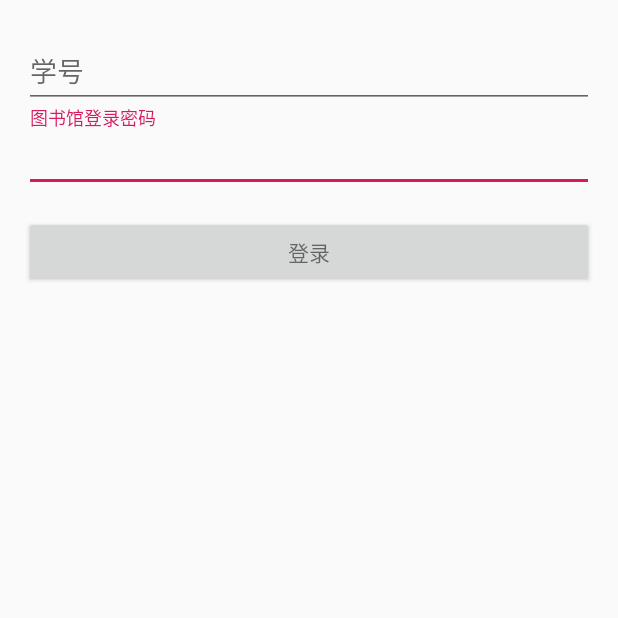
After one commit to Produce404/WHUCampus, an Android app: the LibraryLoginActivity screen opened directly, with no data from a screen before it, on a phone screen of 412 x 824 dp, the top half of it. The commit adds this screen. Run offline under Robolectric (Android 15) with nearby library versions, the phone set to English and light mode, and no system bars.

Commit message:
图书馆登录加入

```diff
--- a/app/src/main/AndroidManifest.xml
+++ b/app/src/main/AndroidManifest.xml
@@ -32,6 +32,7 @@
 
                 <category android:name="android.intent.category.LAUNCHER" />
             </intent-filter>
+
         </activity>
         <activity android:name=".activity.CourseActivity" />
         <activity
@@ -40,6 +41,9 @@
             android:theme="@style/Theme.AppCompat.Light.Dialog" />
         <activity android:name=".activity.LostActivity" />
         <activity android:name=".activity.LibraryActivity"></activity>
+        <activity android:name=".activity.LibraryLoginActivity">
+
+        </activity>
     </application>
 
 </manifest>
--- a/app/src/main/java/com/example/hp/mycampus/activity/LibraryActivity.java
+++ b/app/src/main/java/com/example/hp/mycampus/activity/LibraryActivity.java
@@ -4,9 +4,11 @@ import androidx.appcompat.app.AppCompatActivity;
 import androidx.recyclerview.widget.LinearLayoutManager;
 import androidx.recyclerview.widget.RecyclerView;
 
+import android.content.Intent;
 import android.content.pm.SharedLibraryInfo;
 import android.os.Bundle;
 import android.os.StrictMode;
+import android.widget.Toast;
 
 import com.example.hp.mycampus.R;
 import com.example.hp.mycampus.adapter.LibraryAdapter;
@@ -18,18 +20,13 @@ import java.util.List;
 
 public class LibraryActivity extends AppCompatActivity {
 
-    private List<Book> bookList = new ArrayList<>();
+    private ArrayList<Book> bookList = new ArrayList<>();
     @Override
     protected void onCreate(Bundle savedInstanceState) {
         super.onCreate(savedInstanceState);
         setContentView(R.layout.activity_library);
 
-        StrictMode.ThreadPolicy policy = new StrictMode.ThreadPolicy.Builder().permitAll().build();
-        StrictMode.setThreadPolicy(policy);
-
-        LibraryInfo.Login("2016302580332", "260050");
         bookList = LibraryInfo.getHistoryList();
-        //init();
 
         RecyclerView recyclerView = (RecyclerView) findViewById(R.id.recycler_view);
         LinearLayoutManager layoutManager = new LinearLayoutManager(this);
@@ -37,10 +34,4 @@ public class LibraryActivity extends AppCompatActivity {
         LibraryAdapter adapter = new LibraryAdapter(bookList);
         recyclerView.setAdapter(adapter);
     }
-    private void init(){
-        Book a = new Book("Math");
-        bookList.add(a);
-        Book b = new Book("Chinese");
-        bookList.add(b);
-    }
 }
--- /dev/null
+++ b/app/src/main/java/com/example/hp/mycampus/activity/LibraryLoginActivity.java
@@ -0,0 +1,78 @@
+package com.example.hp.mycampus.activity;
+
+import android.content.Context;
+import android.content.Intent;
+import android.os.Bundle;
+import android.os.StrictMode;
+import android.view.KeyEvent;
+import android.view.View;
+import android.view.View.OnClickListener;
+import android.view.inputmethod.EditorInfo;
+import android.view.inputmethod.InputMethodManager;
+import android.widget.AutoCompleteTextView;
+import android.widget.Button;
+import android.widget.EditText;
+import android.widget.TextView;
+import android.widget.Toast;
+
+import com.example.hp.mycampus.R;
+import com.example.hp.mycampus.model.Book;
+import com.example.hp.mycampus.util.LibraryInfo;
+
+import java.util.ArrayList;
+import java.util.List;
+
+import androidx.appcompat.app.AppCompatActivity;
+
+/**
+ * A login screen that offers login via email/password.
+ */
+public class LibraryLoginActivity extends AppCompatActivity {
+
+
+
+    // UI references.
+    private EditText studentNum;
+    private EditText password;
+
+    private ArrayList<Book> bookList = new ArrayList<>();
+
+    @Override
+    protected void onCreate(Bundle savedInstanceState) {
+        super.onCreate(savedInstanceState);
+        setContentView(R.layout.activity_library_login);
+
+        studentNum = (EditText)findViewById(R.id.studnetNum);
+        password = (EditText) findViewById(R.id.password);
+
+        studentNum.setText(LoginActivity.username);
+
+        password.setFocusable(true);
+        password.setFocusableInTouchMode(true);
+        password.requestFocus();
+
+        Button mEmailSignInButton = (Button) findViewById(R.id.library_sign_in_button);
+        mEmailSignInButton.setOnClickListener(new OnClickListener() {
+            @Override
+            public void onClick(View view) {
+                Toast.makeText(LibraryLoginActivity.this,"玩命儿加载中~~~",Toast.LENGTH_LONG).show();
+
+                String stn = studentNum.getText().toString().trim();
+                String psd = password.getText().toString().trim();
+
+                StrictMode.ThreadPolicy policy = new StrictMode.ThreadPolicy.Builder().permitAll().build();
+                StrictMode.setThreadPolicy(policy);
+
+                LibraryInfo.Login(stn,psd);
+                bookList=LibraryInfo.getHistoryList();
+
+                if (bookList.isEmpty()){
+                    Toast.makeText(LibraryLoginActivity.this,"密码输入错误",Toast.LENGTH_SHORT).show();
+                }else {
+                    Intent intent = new Intent(LibraryLoginActivity.this, LibraryActivity.class);
+                    startActivity(intent);
+                }
+            }
+        });
+    }
+}
--- a/app/src/main/java/com/example/hp/mycampus/activity/LoginActivity.java
+++ b/app/src/main/java/com/example/hp/mycampus/activity/LoginActivity.java
@@ -19,7 +19,7 @@ import com.example.hp.mycampus.R;
 import com.example.hp.mycampus.util.InfoUtil;
 
 public class LoginActivity extends Activity {
-    private String username;
+    public static String username;
     private String password;
     private String code;
     private EditText ed_username;
--- a/app/src/main/java/com/example/hp/mycampus/activity/MainActivity.java
+++ b/app/src/main/java/com/example/hp/mycampus/activity/MainActivity.java
@@ -115,11 +115,11 @@ public class MainActivity extends AppCompatActivity {
 
         //设置图书馆历史借阅信息查询按钮的监听
         select_library=(CardView)findViewById(R.id.library);
-        select_card.setOnClickListener(new View.OnClickListener() {
+        select_library.setOnClickListener(new View.OnClickListener() {
             @Override
             public void onClick(View v) {
                 //跳转
-                Intent intent = new Intent(MainActivity.this, LibraryActivity.class);
+                Intent intent = new Intent(MainActivity.this, LibraryLoginActivity.class);
                 startActivity(intent);
             }
         });
--- a/app/src/main/java/com/example/hp/mycampus/adapter/LibraryAdapter.java
+++ b/app/src/main/java/com/example/hp/mycampus/adapter/LibraryAdapter.java
@@ -8,6 +8,7 @@ import android.widget.TextView;
 import com.example.hp.mycampus.R;
 import com.example.hp.mycampus.model.Book;
 
+import java.util.ArrayList;
 import java.util.List;
 
 import androidx.recyclerview.widget.RecyclerView;
@@ -37,7 +38,7 @@ public class LibraryAdapter extends RecyclerView.Adapter<LibraryAdapter.ViewHold
         }
     }
 
-    public LibraryAdapter(List<Book> bookList){
+    public LibraryAdapter(ArrayList<Book> bookList){
         mbook = bookList;
     }
 
--- /dev/null
+++ b/app/src/main/res/layout/activity_library_login.xml
@@ -0,0 +1,68 @@
+<?xml version="1.0" encoding="utf-8"?>
+<LinearLayout xmlns:android="http://schemas.android.com/apk/res/android"
+    xmlns:tools="http://schemas.android.com/tools"
+    android:layout_width="match_parent"
+    android:layout_height="match_parent"
+    android:gravity="center_horizontal"
+    android:orientation="vertical"
+    android:paddingLeft="16dp"
+    android:paddingTop="16dp"
+    android:paddingRight="16dp"
+    android:paddingBottom="16dp">
+
+    <ScrollView
+        android:id="@+id/login_form"
+        android:layout_width="match_parent"
+        android:layout_height="match_parent">
+
+        <LinearLayout
+            android:id="@+id/library_login_form"
+            android:layout_width="match_parent"
+            android:layout_height="wrap_content"
+            android:orientation="vertical">
+
+            <com.google.android.material.textfield.TextInputLayout
+                android:layout_width="match_parent"
+                android:layout_height="wrap_content">
+
+                <EditText
+                    android:id="@+id/studnetNum"
+                    android:layout_width="match_parent"
+                    android:layout_height="wrap_content"
+                    android:hint="学号"
+                    android:maxLines="1"
+                    android:singleLine="true" />
+
+            </com.google.android.material.textfield.TextInputLayout>
+
+            <com.google.android.material.textfield.TextInputLayout
+                android:layout_width="match_parent"
+                android:layout_height="wrap_content"
+                android:focusable="true"
+                android:focusableInTouchMode="true">
+                <EditText
+                    android:id="@+id/password"
+                    android:layout_width="match_parent"
+                    android:layout_height="wrap_content"
+                    android:hint="图书馆登录密码"
+                    android:imeActionId="6"
+                    android:imeActionLabel="Sign in"
+                    android:imeOptions="actionUnspecified"
+                    android:inputType="textPassword"
+                    android:maxLines="1"
+                    android:singleLine="true" />
+
+            </com.google.android.material.textfield.TextInputLayout>
+
+            <Button
+                android:id="@+id/library_sign_in_button"
+                style="?android:textAppearanceSmall"
+                android:layout_width="match_parent"
+                android:layout_height="wrap_content"
+                android:layout_marginTop="16dp"
+                android:text="登录"
+                android:textStyle="normal" />
+
+        </LinearLayout>
+    </ScrollView>
+</LinearLayout>
```
